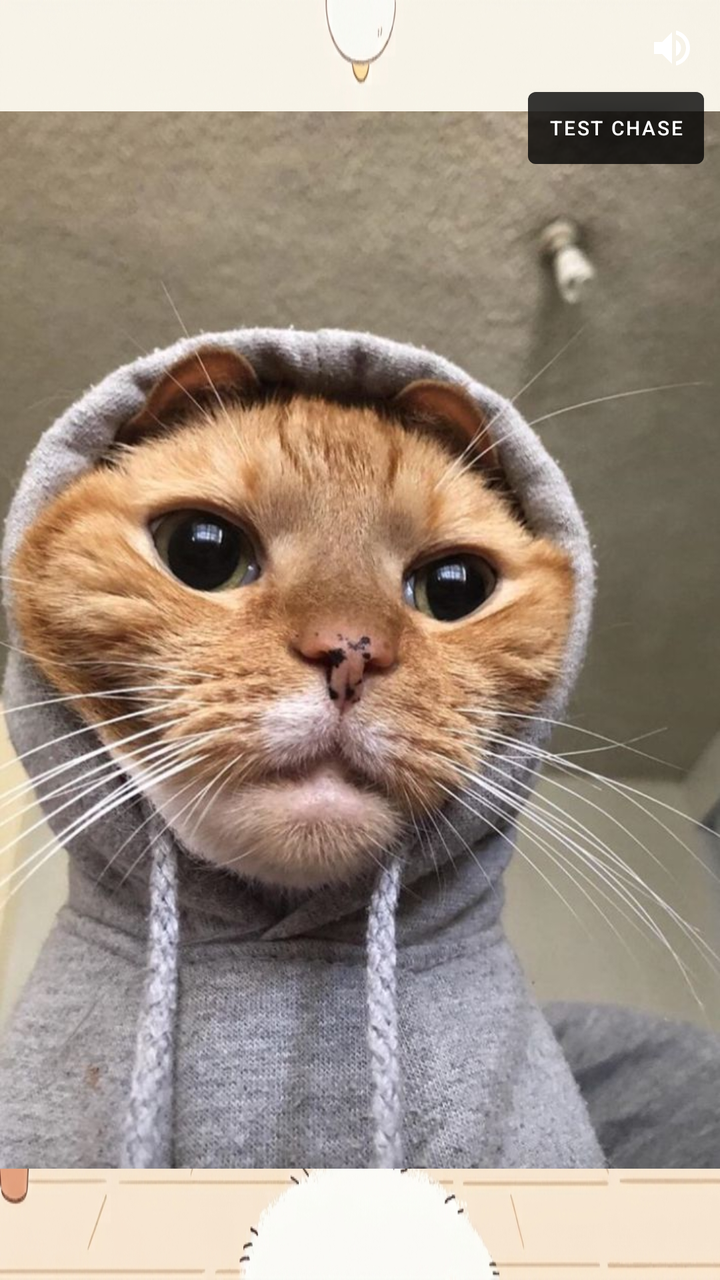
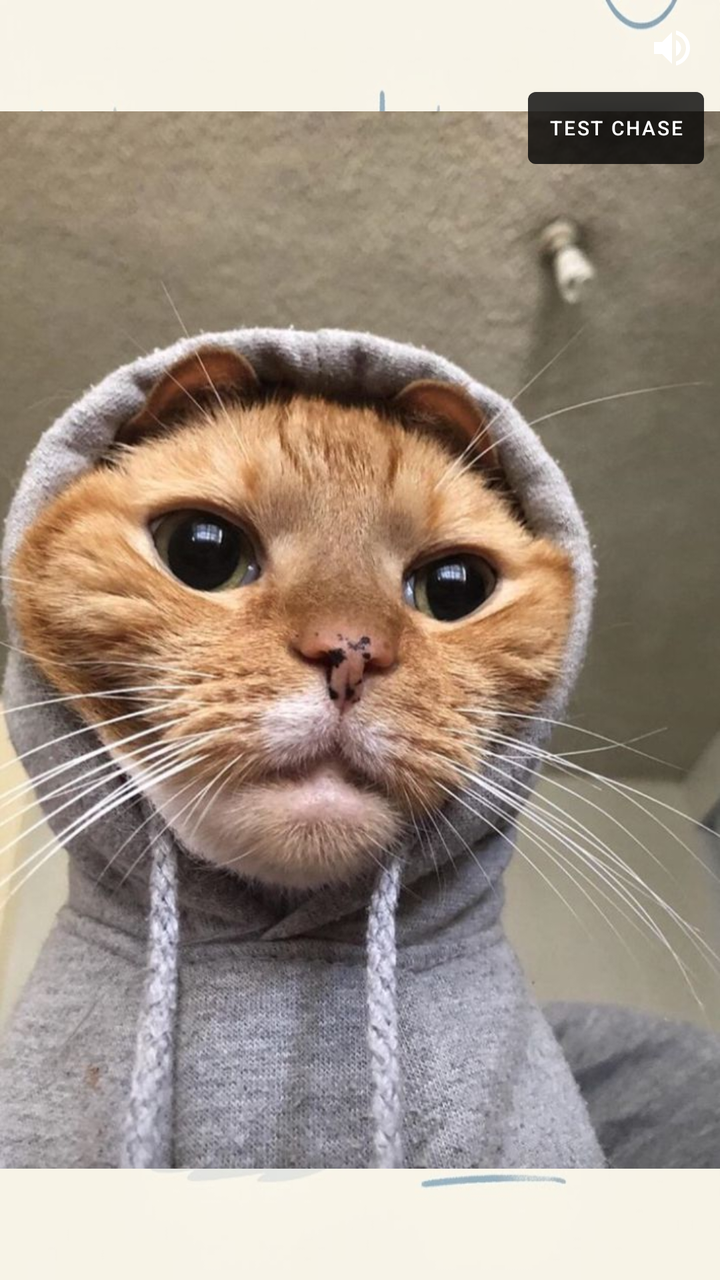

The first picture is an Android layout as it rendered before a commit; the second is the same layout after the commit. The layout source and the unified diff follow.
<!-- AndroidManifest.xml: application theme Theme.WidgetTesting -->
<!-- res/layout/cat_widget.xml -->
<?xml version="1.0" encoding="utf-8"?>
<FrameLayout xmlns:android="http://schemas.android.com/apk/res/android"
    android:layout_width="match_parent"
    android:layout_height="match_parent"
    android:background="#00000000">

    
    <ImageView
        android:id="@+id/catiBackground"
        android:layout_width="match_parent"
        android:layout_height="match_parent"
        android:scaleType="fitXY"
        android:src="@drawable/realbg"/>

    
    <LinearLayout
        android:id="@+id/tapGridContainer"
        android:layout_width="match_parent"
        android:layout_height="match_parent"
        android:orientation="vertical" />

    
    <FrameLayout
        android:id="@+id/itemContainer"
        android:layout_width="match_parent"
        android:layout_height="match_parent">

        <ImageView
            android:id="@+id/itemImage"
            android:layout_width="wrap_content"
            android:layout_height="wrap_content"
            android:layout_gravity="top|start"
            android:scaleType="fitCenter"
            android:visibility="gone"
            android:contentDescription="item" />
    </FrameLayout>

    
    <FrameLayout
        android:id="@+id/catContainer"
        android:layout_width="match_parent"
        android:layout_height="match_parent">

        <LinearLayout
            android:layout_width="wrap_content"
            android:layout_height="wrap_content"
            android:layout_gravity="bottom|start"
            android:orientation="vertical"
            android:gravity="start"
            android:clipChildren="false"
            android:clipToPadding="false">

            
            <LinearLayout
                android:id="@+id/statusBubbleContainer"
                android:layout_width="wrap_content"
                android:layout_height="wrap_content"
                android:orientation="horizontal"
                android:gravity="center"
                android:background="@drawable/bubble_bg"
                android:visibility="gone"
                android:layout_marginBottom="8dp"
                android:paddingHorizontal="8dp"
                android:paddingVertical="6dp"
                android:clickable="true"
                android:focusable="true"
                android:elevation="6dp">

                <ImageView
                    android:id="@+id/statusIcon"
                    android:layout_width="36dp"
                    android:layout_height="36dp"
                    android:scaleType="fitCenter"
                    android:visibility="gone"
                    android:contentDescription="status icon" />

                <TextView
                    android:id="@+id/chatBubble"
                    android:layout_width="wrap_content"
                    android:layout_height="wrap_content"
                    android:maxWidth="140dp"
                    android:maxLines="2"
                    android:ellipsize="end"
                    android:textColor="#000000"
                    android:textSize="14sp"
                    android:textStyle="bold"
                    android:visibility="gone"
                    android:layout_marginStart="4dp" />
            </LinearLayout>

            <ImageView
                android:id="@+id/catImage"
                android:layout_width="wrap_content"
                android:layout_height="wrap_content"
                android:scaleType="fitCenter"
                android:src="@drawable/cat_idle"
                android:clickable="true"
                android:focusable="true"
                android:contentDescription="cat" />

        </LinearLayout>

    </FrameLayout>

    
    <Button
        android:id="@+id/btnTestChase"
        android:layout_width="wrap_content"
        android:layout_height="wrap_content"
        android:layout_gravity="top|end"
        android:layout_marginTop="40dp"
        android:layout_marginEnd="8dp"
        android:text="Test Chase"
        android:textSize="10sp"
        android:padding="4dp"
        android:backgroundTint="#88000000"
        android:textColor="#FFFFFF" />

    <ImageButton
        android:id="@+id/btnMute"
        android:layout_width="32dp"
        android:layout_height="32dp"
        android:layout_gravity="top|end"
        android:layout_margin="8dp"
        android:background="@android:color/transparent"
        android:src="@drawable/ic_volume_up" />

</FrameLayout>
<!-- resources referenced by this layout -->
<resources>
  <!-- drawable bubble_bg (drawable) -->
  <?xml version="1.0" encoding="utf-8"?>
  <shape xmlns:android="http://schemas.android.com/apk/res/android"
      android:shape="rectangle">
      <solid android:color="#FFFFFF" />
      <corners android:radius="16dp" />
      <stroke
          android:width="2dp"
          android:color="#CCCCCC" />
      <padding
          android:bottom="8dp"
          android:left="12dp"
          android:right="12dp"
          android:top="8dp" />
  </shape>
  <!-- drawable cat_idle: jpg bitmap (drawable, 117691 bytes) -->
  <!-- drawable ic_volume_up (drawable) -->
  <vector xmlns:android="http://schemas.android.com/apk/res/android"
      android:width="24dp"
      android:height="24dp"
      android:viewportWidth="24"
      android:viewportHeight="24"
      android:tint="#FFFFFF">
    <path
        android:fillColor="#FFFFFF"
        android:pathData="M3,9v6h4l5,5V4L7,9H3zM16.5,12c0,-1.77 -1.02,-3.29 -2.5,-4.03v8.05c1.48,-0.73 2.5,-2.25 2.5,-4.02zM14,3.23v2.06c2.89,0.86 5,3.54 5,6.71s-2.11,5.85 -5,6.71v2.06c4.01,-0.91 7,-4.49 7,-8.77s-2.99,-7.86 -7,-8.77z"/>
  </vector>
  <!-- drawable realbg: jpg bitmap (drawable, 240450 bytes) -->
  <style name="Theme.WidgetTesting" parent="Theme.MaterialComponents.DayNight.DarkActionBar">
          
          <item name="colorPrimary">@color/purple_500</item>
          <item name="colorPrimaryVariant">@color/purple_700</item>
          <item name="colorOnPrimary">@color/white</item>
          
          <item name="colorSecondary">@color/teal_200</item>
          <item name="colorSecondaryVariant">@color/teal_700</item>
          <item name="colorOnSecondary">@color/black</item>
          
          <item name="android:statusBarColor">?attr/colorPrimaryVariant</item>
          
      </style>
  <color name="purple_500">#FF6200EE</color>
  <color name="purple_700">#FF3700B3</color>
  <color name="white">#FFFFFFFF</color>
  <color name="teal_200">#FF03DAC5</color>
  <color name="teal_700">#FF018786</color>
  <color name="black">#FF000000</color>
</resources>

<!-- the commit's change to res/layout/cat_widget.xml (unified diff, before → after) -->
@@ -10,7 +10,7 @@
         android:layout_width="match_parent"
         android:layout_height="match_parent"
         android:scaleType="fitXY"
-        android:src="@drawable/realbg"/>
+        android:src="@drawable/minimal_bg"/>
 
     
     <LinearLayout
@@ -125,4 +125,15 @@
         android:background="@android:color/transparent"
         android:src="@drawable/ic_volume_up" />
 
+    <ImageView
+        android:id="@+id/imgJumpscare"
+        android:layout_width="wrap_content"
+        android:layout_height="match_parent"
+        android:scaleType="fitXY"
+        android:visibility="gone"
+        android:contentDescription="Jumpscare Cat Face"
+        />
+
+
+
 </FrameLayout>
<!-- resource entries referenced after the edit -->
@@ -27,7 +27,7 @@
         android:fillColor="#FFFFFF"
         android:pathData="M3,9v6h4l5,5V4L7,9H3zM16.5,12c0,-1.77 -1.02,-3.29 -2.5,-4.03v8.05c1.48,-0.73 2.5,-2.25 2.5,-4.02zM14,3.23v2.06c2.89,0.86 5,3.54 5,6.71s-2.11,5.85 -5,6.71v2.06c4.01,-0.91 7,-4.49 7,-8.77s-2.99,-7.86 -7,-8.77z"/>
   </vector>
-  <!-- drawable realbg: jpg bitmap (drawable, 240450 bytes) -->
+  <!-- drawable minimal_bg: jpg bitmap (drawable, 33917 bytes) -->
   <style name="Theme.WidgetTesting" parent="Theme.MaterialComponents.DayNight.DarkActionBar">
           
           <item name="colorPrimary">@color/purple_500</item>
